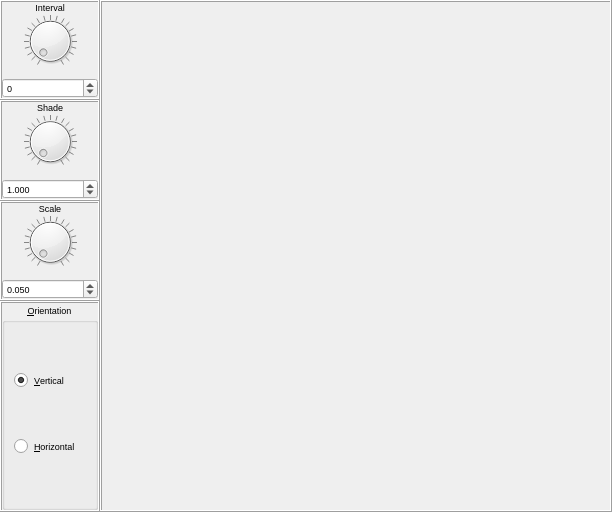
The window that sources/interface/ControlDialog.ui (linuxmao-org/Frontieres) describes before a commit, drawn with Qt 5.
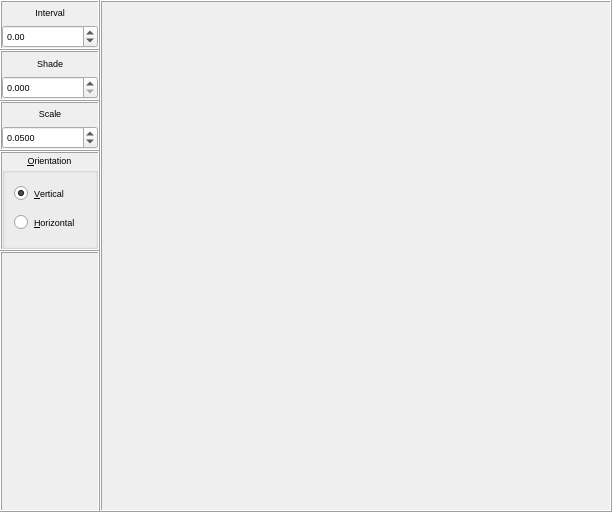
The same window after the commit.

Commit message: 0.10.2 controleur, gestion min max depuis spinboxs

The edit to the form file:
```diff
--- a/sources/interface/ControlDialog.ui
+++ b/sources/interface/ControlDialog.ui
@@ -82,13 +82,13 @@
         <property name="minimumSize">
          <size>
           <width>100</width>
-          <height>100</height>
+          <height>50</height>
          </size>
         </property>
         <property name="maximumSize">
          <size>
           <width>100</width>
-          <height>100</height>
+          <height>50</height>
          </size>
         </property>
         <property name="frameShape">
@@ -165,88 +165,6 @@
            </layout>
           </widget>
          </item>
-         <item>
-          <widget class="QFrame" name="frame_Dial_Interval">
-           <property name="sizePolicy">
-            <sizepolicy hsizetype="Preferred" vsizetype="Preferred">
-             <horstretch>0</horstretch>
-             <verstretch>0</verstretch>
-            </sizepolicy>
-           </property>
-           <property name="frameShape">
-            <enum>QFrame::NoFrame</enum>
-           </property>
-           <property name="frameShadow">
-            <enum>QFrame::Raised</enum>
-           </property>
-           <layout class="QVBoxLayout" name="verticalLayout_35">
-            <property name="spacing">
-             <number>0</number>
-            </property>
-            <property name="leftMargin">
-             <number>0</number>
-            </property>
-            <property name="topMargin">
-             <number>0</number>
-            </property>
-            <property name="rightMargin">
-             <number>0</number>
-            </property>
-            <item>
-             <widget class="QDial" name="dial_Interval">
-              <property name="sizePolicy">
-               <sizepolicy hsizetype="Preferred" vsizetype="Preferred">
-                <horstretch>0</horstretch>
-                <verstretch>0</verstretch>
-               </sizepolicy>
-              </property>
-              <property name="cursor">
-               <cursorShape>OpenHandCursor</cursorShape>
-              </property>
-              <property name="autoFillBackground">
-               <bool>false</bool>
-              </property>
-              <property name="minimum">
-               <number>0</number>
-              </property>
-              <property name="maximum">
-               <number>2000</number>
-              </property>
-              <property name="singleStep">
-               <number>1</number>
-              </property>
-              <property name="pageStep">
-               <number>10</number>
-              </property>
-              <property name="value">
-               <number>0</number>
-              </property>
-              <property name="tracking">
-               <bool>true</bool>
-              </property>
-              <property name="orientation">
-               <enum>Qt::Horizontal</enum>
-              </property>
-              <property name="invertedAppearance">
-               <bool>false</bool>
-              </property>
-              <property name="invertedControls">
-               <bool>false</bool>
-              </property>
-              <property name="wrapping">
-               <bool>false</bool>
-              </property>
-              <property name="notchTarget">
-               <double>50.000000000000000</double>
-              </property>
-              <property name="notchesVisible">
-               <bool>true</bool>
-              </property>
-             </widget>
-            </item>
-           </layout>
-          </widget>
-         </item>
          <item>
           <widget class="QDoubleSpinBox" name="doubleSpinBox_Interval">
            <property name="sizePolicy">
@@ -279,7 +197,7 @@
             <bool>false</bool>
            </property>
            <property name="decimals">
-            <number>0</number>
+            <number>2</number>
            </property>
            <property name="minimum">
             <double>-2400.000000000000000</double>
@@ -309,13 +227,13 @@
         <property name="minimumSize">
          <size>
           <width>100</width>
-          <height>100</height>
+          <height>50</height>
          </size>
         </property>
         <property name="maximumSize">
          <size>
           <width>100</width>
-          <height>100</height>
+          <height>50</height>
          </size>
         </property>
         <property name="frameShape">
@@ -392,88 +310,6 @@
            </layout>
           </widget>
          </item>
-         <item>
-          <widget class="QFrame" name="frame_Dial_Shade">
-           <property name="sizePolicy">
-            <sizepolicy hsizetype="Preferred" vsizetype="Preferred">
-             <horstretch>0</horstretch>
-             <verstretch>0</verstretch>
-            </sizepolicy>
-           </property>
-           <property name="frameShape">
-            <enum>QFrame::NoFrame</enum>
-           </property>
-           <property name="frameShadow">
-            <enum>QFrame::Raised</enum>
-           </property>
-           <layout class="QVBoxLayout" name="verticalLayout_32">
-            <property name="spacing">
-             <number>0</number>
-            </property>
-            <property name="leftMargin">
-             <number>0</number>
-            </property>
-            <property name="topMargin">
-             <number>0</number>
-            </property>
-            <property name="rightMargin">
-             <number>0</number>
-            </property>
-            <item>
-             <widget class="QDial" name="dial_Shade">
-              <property name="sizePolicy">
-               <sizepolicy hsizetype="Preferred" vsizetype="Preferred">
-                <horstretch>0</horstretch>
-                <verstretch>0</verstretch>
-               </sizepolicy>
-              </property>
-              <property name="cursor">
-               <cursorShape>OpenHandCursor</cursorShape>
-              </property>
-              <property name="autoFillBackground">
-               <bool>false</bool>
-              </property>
-              <property name="minimum">
-               <number>0</number>
-              </property>
-              <property name="maximum">
-               <number>2000</number>
-              </property>
-              <property name="singleStep">
-               <number>1</number>
-              </property>
-              <property name="pageStep">
-               <number>10</number>
-              </property>
-              <property name="value">
-               <number>0</number>
-              </property>
-              <property name="tracking">
-               <bool>true</bool>
-              </property>
-              <property name="orientation">
-               <enum>Qt::Horizontal</enum>
-              </property>
-              <property name="invertedAppearance">
-               <bool>false</bool>
-              </property>
-              <property name="invertedControls">
-               <bool>false</bool>
-              </property>
-              <property name="wrapping">
-               <bool>false</bool>
-              </property>
-              <property name="notchTarget">
-               <double>50.000000000000000</double>
-              </property>
-              <property name="notchesVisible">
-               <bool>true</bool>
-              </property>
-             </widget>
-            </item>
-           </layout>
-          </widget>
-         </item>
          <item>
           <widget class="QDoubleSpinBox" name="doubleSpinBox_Shade">
            <property name="sizePolicy">
@@ -518,7 +354,7 @@
             <double>0.100000000000000</double>
            </property>
            <property name="value">
-            <double>1.000000000000000</double>
+            <double>0.000000000000000</double>
            </property>
           </widget>
          </item>
@@ -536,13 +372,13 @@
         <property name="minimumSize">
          <size>
           <width>100</width>
-          <height>100</height>
+          <height>50</height>
          </size>
         </property>
         <property name="maximumSize">
          <size>
           <width>100</width>
-          <height>100</height>
+          <height>50</height>
          </size>
         </property>
         <property name="frameShape">
@@ -619,88 +455,6 @@
            </layout>
           </widget>
          </item>
-         <item>
-          <widget class="QFrame" name="frame_Dial_Scale">
-           <property name="sizePolicy">
-            <sizepolicy hsizetype="Preferred" vsizetype="Preferred">
-             <horstretch>0</horstretch>
-             <verstretch>0</verstretch>
-            </sizepolicy>
-           </property>
-           <property name="frameShape">
-            <enum>QFrame::NoFrame</enum>
-           </property>
-           <property name="frameShadow">
-            <enum>QFrame::Raised</enum>
-           </property>
-           <layout class="QVBoxLayout" name="verticalLayout_38">
-            <property name="spacing">
-             <number>0</number>
-            </property>
-            <property name="leftMargin">
-             <number>0</number>
-            </property>
-            <property name="topMargin">
-             <number>0</number>
-            </property>
-            <property name="rightMargin">
-             <number>0</number>
-            </property>
-            <item>
-             <widget class="QDial" name="dial_Scale">
-              <property name="sizePolicy">
-               <sizepolicy hsizetype="Preferred" vsizetype="Preferred">
-                <horstretch>0</horstretch>
-                <verstretch>0</verstretch>
-               </sizepolicy>
-              </property>
-              <property name="cursor">
-               <cursorShape>OpenHandCursor</cursorShape>
-              </property>
-              <property name="autoFillBackground">
-               <bool>false</bool>
-              </property>
-              <property name="minimum">
-               <number>0</number>
-              </property>
-              <property name="maximum">
-               <number>2000</number>
-              </property>
-              <property name="singleStep">
-               <number>1</number>
-              </property>
-              <property name="pageStep">
-               <number>10</number>
-              </property>
-              <property name="value">
-               <number>0</number>
-              </property>
-              <property name="tracking">
-               <bool>true</bool>
-              </property>
-              <property name="orientation">
-               <enum>Qt::Horizontal</enum>
-              </property>
-              <property name="invertedAppearance">
-               <bool>false</bool>
-              </property>
-              <property name="invertedControls">
-               <bool>false</bool>
-              </property>
-              <property name="wrapping">
-               <bool>false</bool>
-              </property>
-              <property name="notchTarget">
-               <double>50.000000000000000</double>
-              </property>
-              <property name="notchesVisible">
-               <bool>true</bool>
-              </property>
-             </widget>
-            </item>
-           </layout>
-          </widget>
-         </item>
          <item>
           <widget class="QDoubleSpinBox" name="doubleSpinBox_Scale">
            <property name="sizePolicy">
@@ -733,9 +487,15 @@
             <bool>false</bool>
            </property>
            <property name="decimals">
-            <number>3</number>
+            <number>4</number>
            </property>
            <property name="minimum">
+            <double>0.000100000000000</double>
+           </property>
+           <property name="maximum">
+            <double>1.000000000000000</double>
+           </property>
+           <property name="singleStep">
             <double>0.001000000000000</double>
            </property>
            <property name="maximum">
@@ -763,13 +523,13 @@
         <property name="minimumSize">
          <size>
           <width>100</width>
-          <height>211</height>
+          <height>100</height>
          </size>
         </property>
         <property name="maximumSize">
          <size>
           <width>100</width>
-          <height>600</height>
+          <height>100</height>
          </size>
         </property>
         <property name="font">
@@ -831,6 +591,28 @@
         </layout>
        </widget>
       </item>
+      <item>
+       <widget class="QFrame" name="frame">
+        <property name="minimumSize">
+         <size>
+          <width>100</width>
+          <height>261</height>
+         </size>
+        </property>
+        <property name="maximumSize">
+         <size>
+          <width>100</width>
+          <height>261</height>
+         </size>
+        </property>
+        <property name="frameShape">
+         <enum>QFrame::Box</enum>
+        </property>
+        <property name="frameShadow">
+         <enum>QFrame::Raised</enum>
+        </property>
+       </widget>
+      </item>
      </layout>
     </widget>
    </item>
```
Left out of the diff: 8 changed lines with no effect on the pictures. The commit also changes 5 other files.
